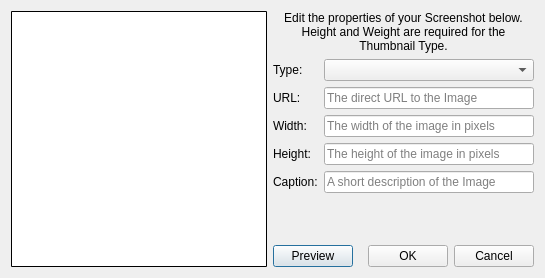
JakobDev/jdAppStreamEdit, file jdAppdataEdit/ScreenshotWindow.ui: the form before one commit.
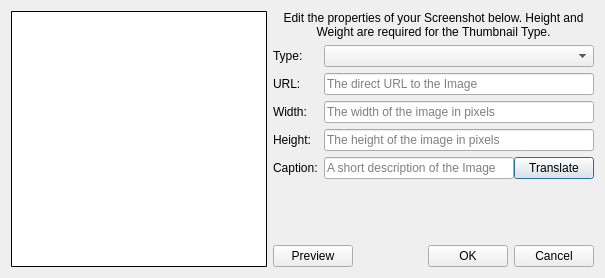
The form after the commit.

What changed in the file:
```diff
--- a/jdAppdataEdit/ScreenshotWindow.ui
+++ b/jdAppdataEdit/ScreenshotWindow.ui
@@ -6,14 +6,14 @@
    <rect>
     <x>0</x>
     <y>0</y>
-    <width>545</width>
+    <width>605</width>
     <height>274</height>
    </rect>
   </property>
   <property name="windowTitle">
    <string/>
   </property>
-  <layout class="QHBoxLayout" name="horizontalLayout_2">
+  <layout class="QHBoxLayout" name="horizontalLayout_3">
    <item>
     <widget class="QLabel" name="image_label">
      <property name="minimumSize">
@@ -129,6 +129,11 @@
         </widget>
        </item>
        <item row="4" column="1">
+        <layout class="QHBoxLayout" name="horizontalLayout_2">
+         <property name="spacing">
+          <number>0</number>
+         </property>
+         <item>
         <widget class="QLineEdit" name="caption_edit">
          <property name="maxLength">
           <number>100</number>
@@ -138,9 +143,16 @@
          </property>
         </widget>
        </item>
-      </layout>
-     </item>
      <item>
+          <widget class="QPushButton" name="translate_caption_button">
+           <property name="text">
+            <string>Translate</string>
+           </property>
+          </widget>
+         </item>
+        </layout>
+       </item>
+       <item row="5" column="0">
       <spacer name="verticalSpacer">
        <property name="orientation">
         <enum>Qt::Vertical</enum>
@@ -152,6 +164,8 @@
         </size>
        </property>
       </spacer>
+       </item>
+      </layout>
      </item>
      <item>
       <layout class="QHBoxLayout" name="horizontalLayout">
```
Lines whose indentation alone changed are shown as unchanged.
